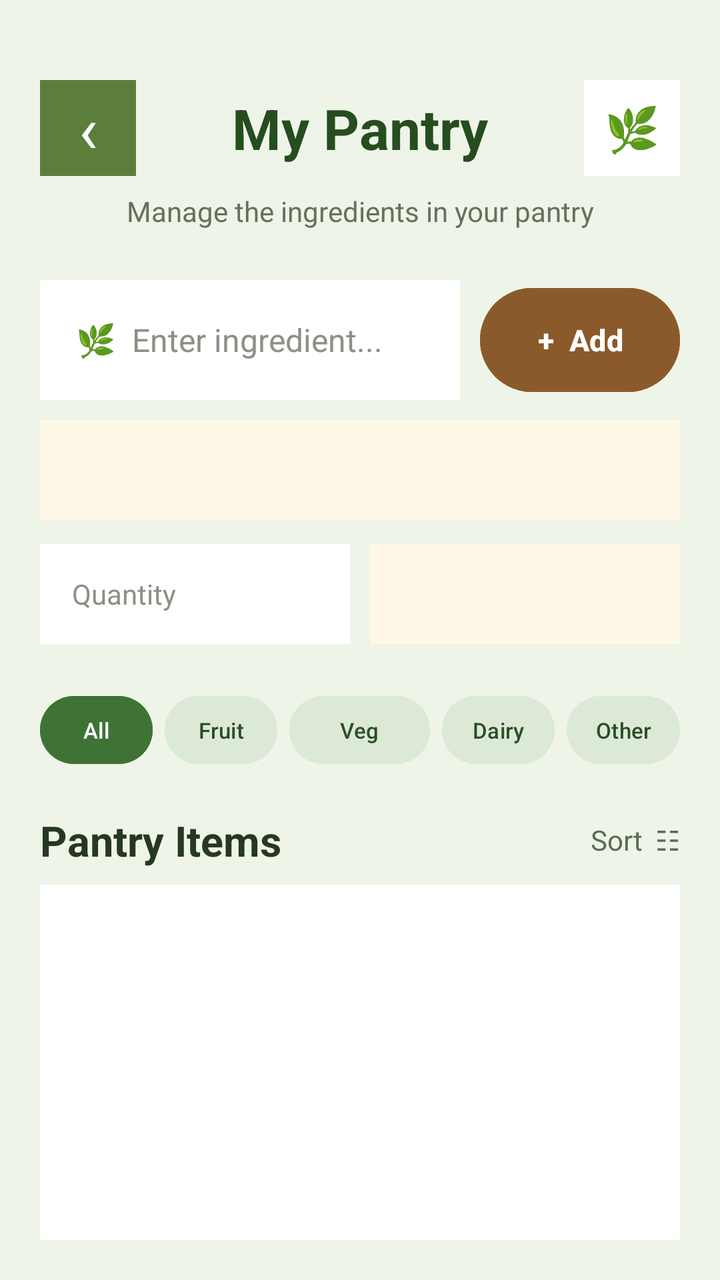
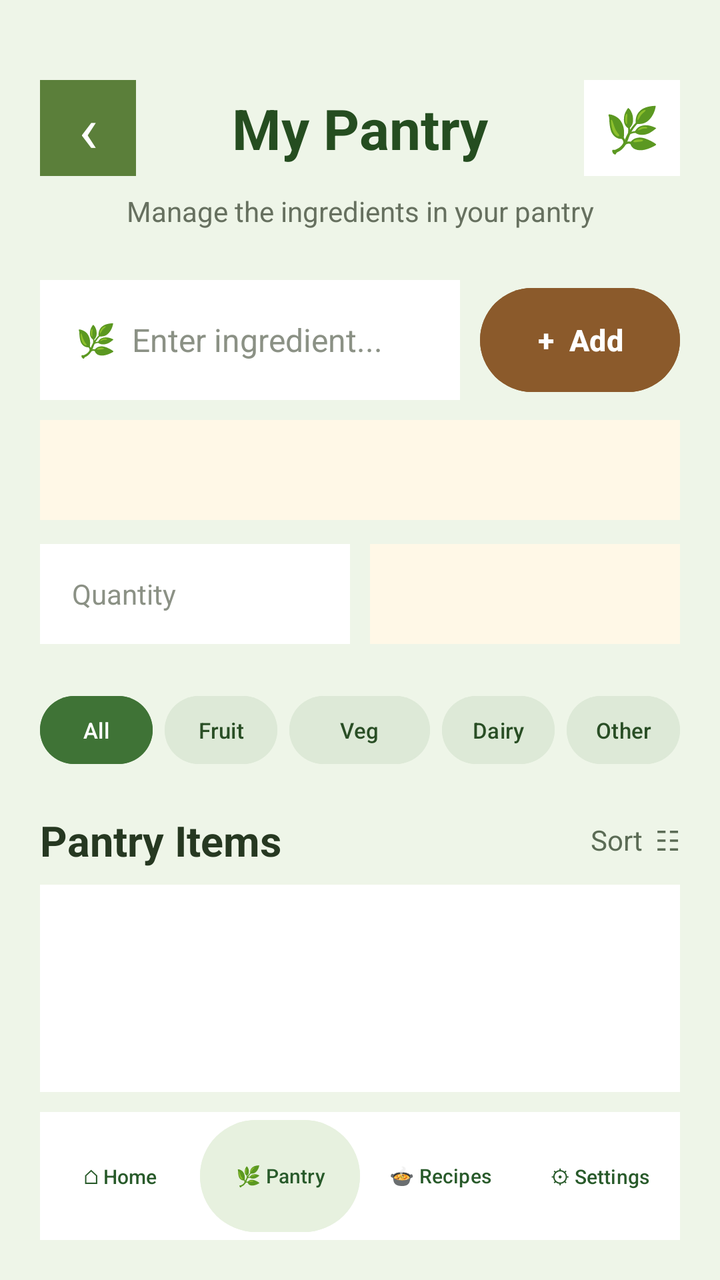

Two renders of the same Android screen: before a commit and after it. Below are the layout's source before the change and the commit's diff.
<!-- AndroidManifest.xml: application theme Theme.SmartPantryManager -->
<!-- res/layout/activity_my_pantry.xml -->
<?xml version="1.0" encoding="utf-8"?>
<LinearLayout xmlns:android="http://schemas.android.com/apk/res/android"
    android:id="@+id/main"
    android:layout_width="match_parent"
    android:layout_height="match_parent"
    android:orientation="vertical"
    android:background="#EEF5E8"
    android:padding="20dp">

    
    <LinearLayout
        android:layout_width="match_parent"
        android:layout_height="wrap_content"
        android:orientation="horizontal"
        android:gravity="center_vertical"
        android:layout_marginTop="20dp">

        <TextView
            android:id="@+id/btnBack"
            android:layout_width="48dp"
            android:layout_height="48dp"
            android:gravity="center"
            android:text="‹"
            android:textSize="32sp"
            android:textColor="#FFFFFF"
            android:background="#5B7F3A"
            android:contentDescription="Back" />

        <TextView
            android:layout_width="0dp"
            android:layout_height="wrap_content"
            android:layout_weight="1"
            android:text="My Pantry"
            android:textSize="28sp"
            android:textStyle="bold"
            android:textColor="#254D20"
            android:gravity="center" />

        <TextView
            android:layout_width="48dp"
            android:layout_height="48dp"
            android:gravity="center"
            android:text="🌿"
            android:textSize="22sp"
            android:background="#FFFFFF" />

    </LinearLayout>

    
    <TextView
        android:layout_width="match_parent"
        android:layout_height="wrap_content"
        android:text="Manage the ingredients in your pantry"
        android:textSize="14sp"
        android:textColor="#66705F"
        android:gravity="center"
        android:layout_marginTop="8dp"
        android:layout_marginBottom="25dp" />

    
    <LinearLayout
        android:layout_width="match_parent"
        android:layout_height="60dp"
        android:orientation="horizontal"
        android:gravity="center_vertical">

        <EditText
            android:id="@+id/etIngredient"
            android:layout_width="0dp"
            android:layout_height="match_parent"
            android:layout_weight="1"
            android:hint="🌿  Enter ingredient..."
            android:textSize="16sp"
            android:textColor="#263821"
            android:textColorHint="#8B9185"
            android:background="#FFFFFF"
            android:paddingStart="18dp"
            android:paddingEnd="18dp"
            android:singleLine="true"
            android:inputType="textCapWords" />

        <Button
            android:id="@+id/btnAddIngredient"
            android:layout_width="100dp"
            android:layout_height="match_parent"
            android:layout_marginStart="10dp"
            android:text="+  Add"
            android:textSize="15sp"
            android:textStyle="bold"
            android:textColor="#FFFFFF"
            android:textAllCaps="false"
            android:backgroundTint="#8B5A2B" />

    </LinearLayout>

    
    <Spinner
        android:id="@+id/spinnerCategory"
        android:layout_width="match_parent"
        android:layout_height="50dp"
        android:layout_marginTop="10dp"
        android:layout_marginBottom="12dp"
        android:background="#FFF8E7"
        android:paddingStart="16dp"
        android:paddingEnd="16dp" />

    
    <LinearLayout
        android:layout_width="match_parent"
        android:layout_height="50dp"
        android:orientation="horizontal"
        android:layout_marginBottom="12dp">

        <EditText
            android:id="@+id/etQuantity"
            android:layout_width="0dp"
            android:layout_height="match_parent"
            android:layout_weight="1"
            android:hint="Quantity"
            android:inputType="numberDecimal"
            android:textSize="14sp"
            android:textColor="#263821"
            android:textColorHint="#8B9185"
            android:background="#FFFFFF"
            android:paddingStart="16dp"
            android:paddingEnd="16dp" />

        <Spinner
            android:id="@+id/spinnerUnit"
            android:layout_width="0dp"
            android:layout_height="match_parent"
            android:layout_weight="1"
            android:layout_marginStart="10dp"
            android:background="#FFF8E7"
            android:paddingStart="16dp"
            android:paddingEnd="16dp" />

    </LinearLayout>

    
    <LinearLayout
        android:layout_width="match_parent"
        android:layout_height="wrap_content"
        android:orientation="horizontal"
        android:layout_marginTop="10dp"
        android:gravity="center">

        <Button
            android:id="@+id/btnAll"
            android:layout_width="0dp"
            android:layout_height="42dp"
            android:layout_weight="1"
            android:text="All"
            android:textAllCaps="false"
            android:textSize="11sp"
            android:minWidth="0dp"
            android:minHeight="0dp"
            android:padding="0dp"
            android:layout_marginEnd="3dp"
            android:backgroundTint="#3F7336"
            android:textColor="#FFFFFF" />

        <Button
            android:id="@+id/btnFruit"
            android:layout_width="0dp"
            android:layout_height="42dp"
            android:layout_weight="1"
            android:text="Fruit"
            android:textAllCaps="false"
            android:textSize="11sp"
            android:minWidth="0dp"
            android:minHeight="0dp"
            android:padding="0dp"
            android:layout_marginStart="3dp"
            android:layout_marginEnd="3dp"
            android:backgroundTint="#DDE9D7"
            android:textColor="#294E25" />

        <Button
            android:id="@+id/btnVegetable"
            android:layout_width="0dp"
            android:layout_height="42dp"
            android:layout_weight="1.25"
            android:text="Veg"
            android:textAllCaps="false"
            android:textSize="11sp"
            android:minWidth="0dp"
            android:minHeight="0dp"
            android:padding="0dp"
            android:layout_marginStart="3dp"
            android:layout_marginEnd="3dp"
            android:backgroundTint="#DDE9D7"
            android:textColor="#294E25" />

        <Button
            android:id="@+id/btnDairy"
            android:layout_width="0dp"
            android:layout_height="42dp"
            android:layout_weight="1"
            android:text="Dairy"
            android:textAllCaps="false"
            android:textSize="11sp"
            android:minWidth="0dp"
            android:minHeight="0dp"
            android:padding="0dp"
            android:layout_marginStart="3dp"
            android:layout_marginEnd="3dp"
            android:backgroundTint="#DDE9D7"
            android:textColor="#294E25" />

        <Button
            android:id="@+id/btnOther"
            android:layout_width="0dp"
            android:layout_height="42dp"
            android:layout_weight="1"
            android:text="Other"
            android:textAllCaps="false"
            android:textSize="11sp"
            android:minWidth="0dp"
            android:minHeight="0dp"
            android:padding="0dp"
            android:layout_marginStart="3dp"
            android:backgroundTint="#DDE9D7"
            android:textColor="#294E25" />

    </LinearLayout>

    
    <LinearLayout
        android:layout_width="match_parent"
        android:layout_height="wrap_content"
        android:gravity="center_vertical"
        android:layout_marginTop="20dp"
        android:layout_marginBottom="8dp">

        <TextView
            android:layout_width="0dp"
            android:layout_height="wrap_content"
            android:layout_weight="1"
            android:text="Pantry Items"
            android:textSize="21sp"
            android:textStyle="bold"
            android:textColor="#263821" />

        <TextView
            android:layout_width="wrap_content"
            android:layout_height="wrap_content"
            android:text="Sort  ☷"
            android:textSize="14sp"
            android:textColor="#5B6B55" />

    </LinearLayout>

    
    <ListView
        android:id="@+id/listPantry"
        android:layout_width="match_parent"
        android:layout_height="0dp"
        android:layout_weight="1"
        android:divider="#D8E1D3"
        android:dividerHeight="1dp"
        android:background="#FFFFFF"
        android:padding="8dp" />

</LinearLayout>
<!-- resources referenced by this layout -->
<resources>
  <style name="Theme.SmartPantryManager" parent="Base.Theme.SmartPantryManager" />
  <style name="Base.Theme.SmartPantryManager" parent="Theme.Material3.DayNight.NoActionBar">
          
          
      </style>
</resources>

<!-- the commit's change to res/layout/activity_my_pantry.xml (unified diff, before → after) -->
@@ -262,4 +262,71 @@
         android:background="#FFFFFF"
         android:padding="8dp" />
 
+    
+    <LinearLayout
+        android:layout_width="match_parent"
+        android:layout_height="64dp"
+        android:orientation="horizontal"
+        android:gravity="center"
+        android:background="#FFFFFF"
+        android:layout_marginTop="10dp">
+
+        <Button
+            android:id="@+id/navHome"
+            android:layout_width="0dp"
+            android:layout_height="match_parent"
+            android:layout_weight="1"
+            android:text="⌂ Home"
+            android:textSize="10sp"
+            android:textAllCaps="false"
+            android:textColor="#285A2A"
+            android:backgroundTint="#FFFFFF"
+            android:minWidth="0dp"
+            android:minHeight="0dp"
+            android:padding="2dp" />
+
+        <Button
+            android:id="@+id/navPantry"
+            android:layout_width="0dp"
+            android:layout_height="match_parent"
+            android:layout_weight="1"
+            android:text="🌿 Pantry"
+            android:textSize="10sp"
+            android:textAllCaps="false"
+            android:textColor="#285A2A"
+            android:backgroundTint="#E7F1DF"
+            android:minWidth="0dp"
+            android:minHeight="0dp"
+            android:padding="2dp" />
+
+        <Button
+            android:id="@+id/navRecipes"
+            android:layout_width="0dp"
+            android:layout_height="match_parent"
+            android:layout_weight="1"
+            android:text="🍲 Recipes"
+            android:textSize="10sp"
+            android:textAllCaps="false"
+            android:textColor="#285A2A"
+            android:backgroundTint="#FFFFFF"
+            android:minWidth="0dp"
+            android:minHeight="0dp"
+            android:padding="2dp" />
+
+        <Button
+            android:id="@+id/navSettings"
+            android:layout_width="0dp"
+            android:layout_height="match_parent"
+            android:layout_weight="1"
+            android:text="⚙ Settings"
+            android:textSize="10sp"
+            android:textAllCaps="false"
+            android:textColor="#285A2A"
+            android:backgroundTint="#FFFFFF"
+            android:minWidth="0dp"
+            android:minHeight="0dp"
+            android:padding="2dp" />
+
+    </LinearLayout>
+
 </LinearLayout>
